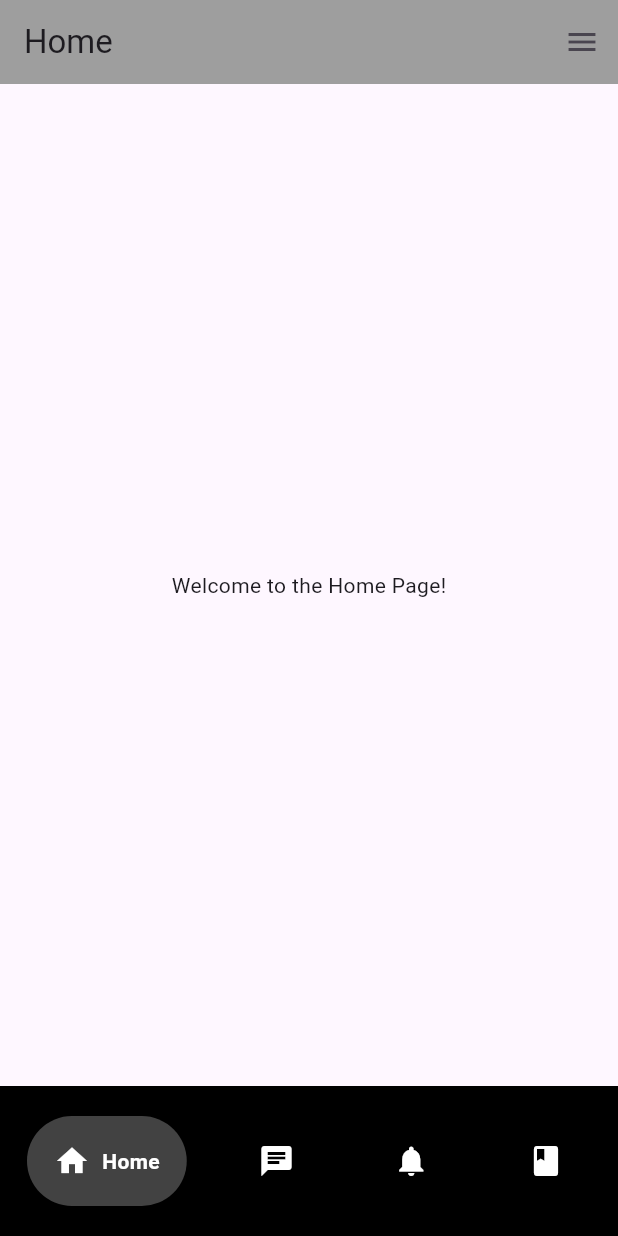
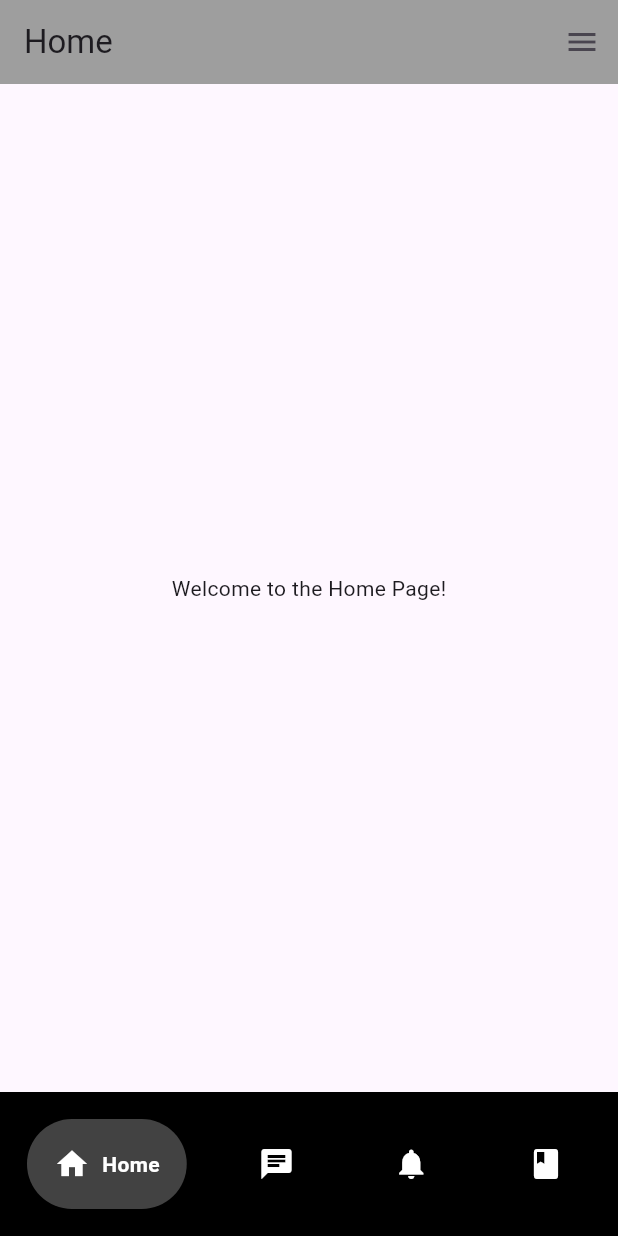
Before and after one commit to axislinn/Bumblebee-Parent, a Flutter app: the HomePage screen opened directly, on a phone screen of 412 x 824 dp. Run offline on Flutter 3.47's test engine with Material 3 defaults, Android fonts, the phone set to English and light mode, and no system bars; drawn by our look-alikes of google_nav_bar; our stand-ins replace equatable, flutter_bloc, image_picker.

Commit message:
reupdate for filed

```diff
--- a/lib/screens/bottom_nav/bottom_nav.dart
+++ b/lib/screens/bottom_nav/bottom_nav.dart
@@ -14,7 +14,7 @@ class _BottomNavState extends State<BottomNav> {
     return Container(
       color: Colors.black,
       child: Padding(
-        padding: const EdgeInsets.symmetric(horizontal: 18.0, vertical: 20.0),
+        padding: const EdgeInsets.symmetric(horizontal: 18.0, vertical: 18.0),
         child: GNav(
             color: Colors.white,
             backgroundColor: Colors.black,
--- a/lib/screens/home_screen.dart
+++ b/lib/screens/home_screen.dart
@@ -3,7 +3,6 @@ import 'package:bumblebee/screens/bottom_nav/bottom_nav.dart';
 import 'package:bumblebee/screens/drawer/navi_drawer_screen.dart';
 import 'package:flutter/material.dart';
 import 'package:flutter_bloc/flutter_bloc.dart';
-import 'navi_drawer_listener.dart';
 
 class HomePage extends StatelessWidget {
   @override
```
